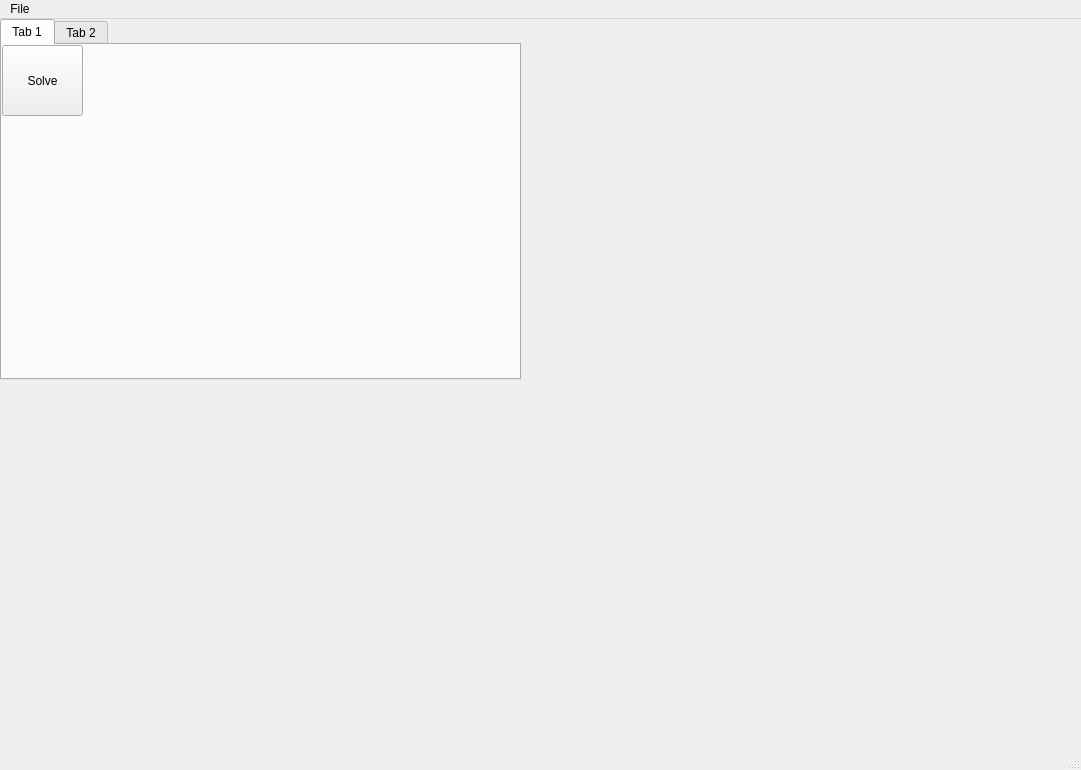
First picture: the form in UI/Main.ui, repository HHasanoglu/PyStruct, before the edit.
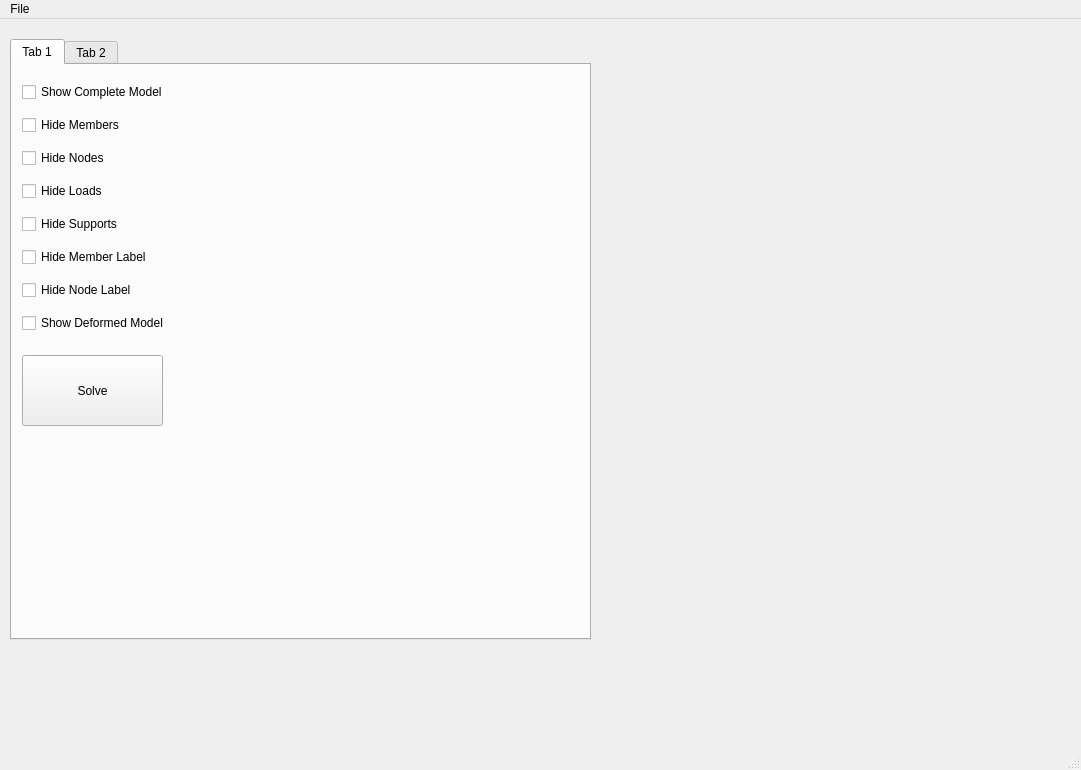
Second picture: the form after the edit.

Commit message: Add complete 3D model along with correct solver results

The edit to the form file:
```diff
--- a/UI/Main.ui
+++ b/UI/Main.ui
@@ -17,10 +17,10 @@
    <widget class="QTabWidget" name="Tabs">
     <property name="geometry">
      <rect>
-      <x>0</x>
-      <y>0</y>
-      <width>521</width>
-      <height>361</height>
+      <x>10</x>
+      <y>20</y>
+      <width>581</width>
+      <height>601</height>
      </rect>
     </property>
     <property name="currentIndex">
@@ -33,9 +33,9 @@
      <widget class="QPushButton" name="btnSolve">
       <property name="geometry">
        <rect>
-        <x>0</x>
-        <y>0</y>
-        <width>81</width>
+        <x>10</x>
+        <y>290</y>
+        <width>141</width>
         <height>71</height>
        </rect>
       </property>
@@ -43,6 +43,74 @@
        <string>Solve</string>
       </property>
      </widget>
+     <widget class="QWidget" name="">
+      <property name="geometry">
+       <rect>
+        <x>10</x>
+        <y>10</y>
+        <width>171</width>
+        <height>271</height>
+       </rect>
+      </property>
+      <layout class="QVBoxLayout" name="verticalLayout">
+       <item>
+        <widget class="QCheckBox" name="chkCompleteModel">
+         <property name="text">
+          <string>Show Complete Model</string>
+         </property>
+        </widget>
+       </item>
+       <item>
+        <widget class="QCheckBox" name="chkHideMembers">
+         <property name="text">
+          <string>Hide Members</string>
+         </property>
+        </widget>
+       </item>
+       <item>
+        <widget class="QCheckBox" name="chkHideNodes">
+         <property name="text">
+          <string>Hide Nodes</string>
+         </property>
+        </widget>
+       </item>
+       <item>
+        <widget class="QCheckBox" name="chkHideLoads">
+         <property name="text">
+          <string>Hide Loads</string>
+         </property>
+        </widget>
+       </item>
+       <item>
+        <widget class="QCheckBox" name="chkHideSupports">
+         <property name="text">
+          <string>Hide Supports</string>
+         </property>
+        </widget>
+       </item>
+       <item>
+        <widget class="QCheckBox" name="chkHideMemberLabel">
+         <property name="text">
+          <string>Hide Member Label</string>
+         </property>
+        </widget>
+       </item>
+       <item>
+        <widget class="QCheckBox" name="chkHideNodeLabel">
+         <property name="text">
+          <string>Hide Node Label</string>
+         </property>
+        </widget>
+       </item>
+       <item>
+        <widget class="QCheckBox" name="chkDeformedModel">
+         <property name="text">
+          <string>Show Deformed Model</string>
+         </property>
+        </widget>
+       </item>
+      </layout>
+     </widget>
     </widget>
     <widget class="QWidget" name="tabFrame">
      <attribute name="title">
```
The commit also changes 4 other files.
